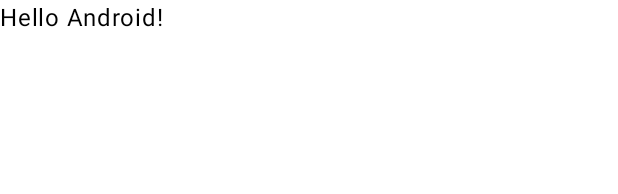
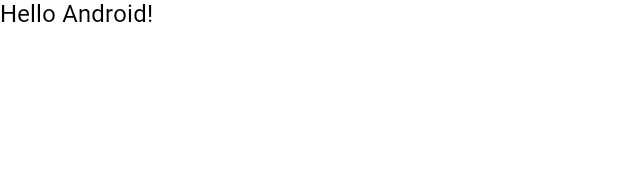
Before and after one commit to NSCC-Self-Direct-IT-Web-Nick-Castellano/unit-3-3-superheroes-app, an Android app built with Jetpack Compose: the @Preview function GreetingPreview, on a phone screen of 412 x 824 dp. Shown: the top 194 px of the screen. Run offline under Robolectric (Android 15) with nearby library versions, the phone set to English and light mode, and no system bars; Roboto replaces fonts that are not available here.

Commit message:
added themes to the app

```diff
--- a/app/src/main/java/com/example/superheroesapp/ui/theme/Theme.kt
+++ b/app/src/main/java/com/example/superheroesapp/ui/theme/Theme.kt
@@ -84,6 +84,7 @@ private val DarkColors = darkColorScheme(
 @Composable
 fun SuperheroesAppTheme(
     useDarkTheme: Boolean = isSystemInDarkTheme(),
+    dynamicColor: Boolean = true,
     content: @Composable() () -> Unit
 ) {
     val colors = if (!useDarkTheme) {
@@ -94,6 +95,7 @@ fun SuperheroesAppTheme(
 
     MaterialTheme(
         colorScheme = colors,
+        typography = Typography,
         content = content
     )
 }
```
